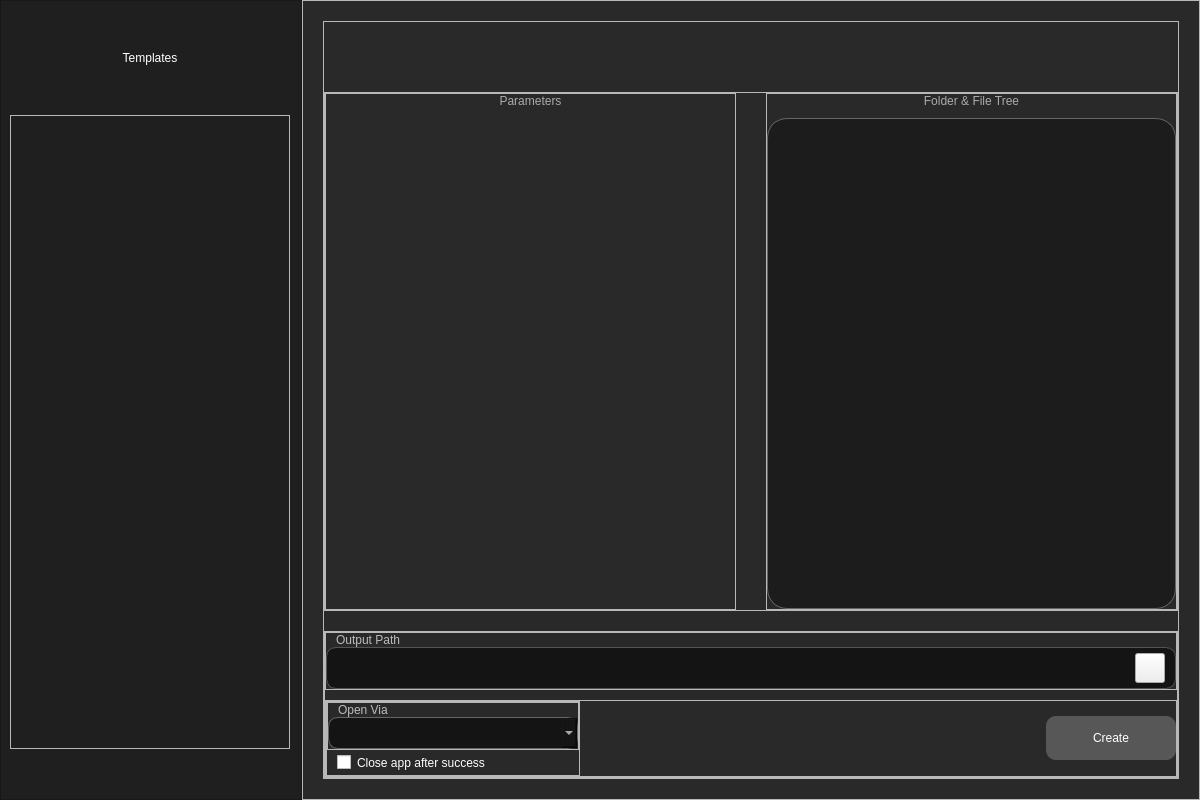
The window that app/design/main_window.ui (KrazyManJ/templatoron) describes before a commit, drawn with Qt 5.
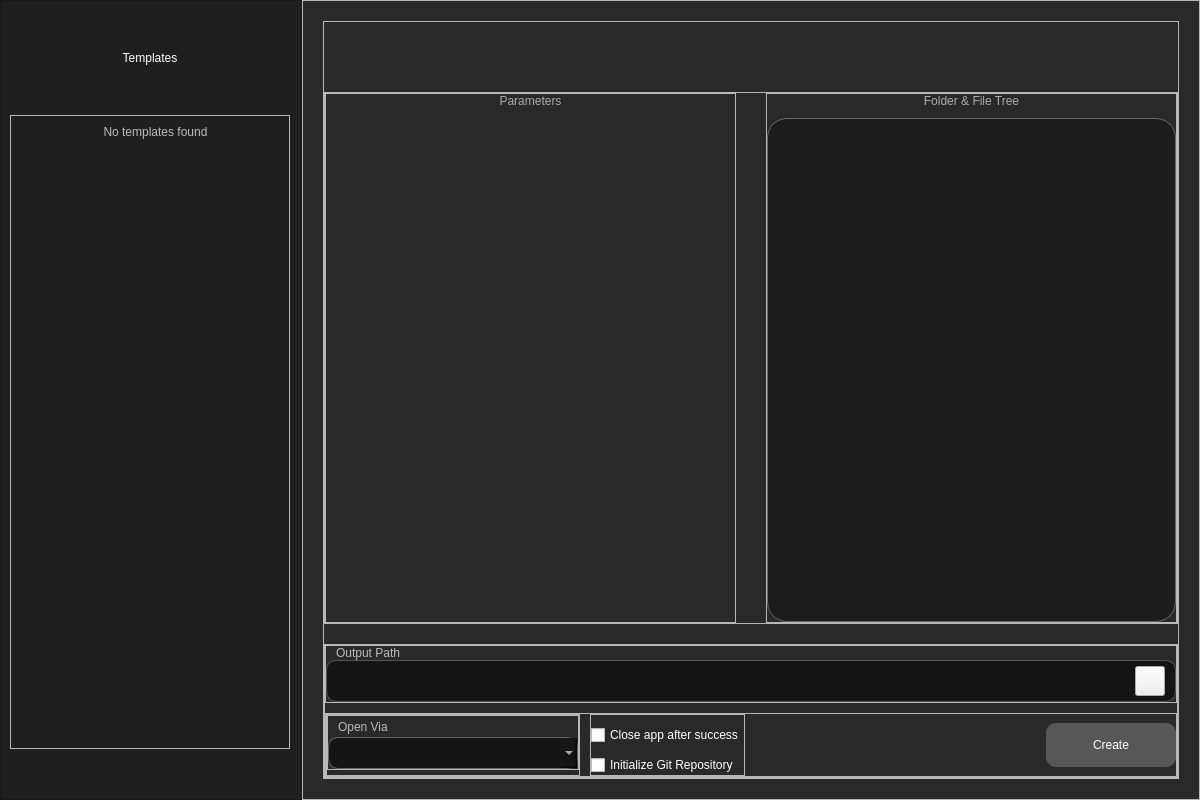
The same window after the commit. Icons and pictures are not drawn.

Commit message: Added Git init support via option checkbox, updated config saving, split git and jetbrains paths into separate files

Diff of the .ui file:
```diff
--- a/app/design/main_window.ui
+++ b/app/design/main_window.ui
@@ -32,6 +32,10 @@
 	color: white;
 	font: 25pt &quot;Inter&quot;;
 }
+#NoTemplatesFoundLabel {
+	font: 15pt &quot;Inter&quot;;
+	margin-bottom: 200px
+}
 #OutputPathFrame {
 	background: #141414;
 	max-height: 40px;
@@ -178,9 +182,6 @@
 }
 #ComboOpenVia::down-arrow:on {
 	image: url(:/content/chevron-down.svg);
-}
-#CheckCloseApp {
-	margin-left: 10px 5px;
 }</string>
   </property>
   <layout class="QHBoxLayout" name="horizontalLayout">
@@ -257,6 +258,16 @@
          <property name="rightMargin">
           <number>0</number>
          </property>
+         <item>
+          <widget class="QLabel" name="NoTemplatesFoundLabel">
+           <property name="text">
+            <string>No templates found</string>
+           </property>
+           <property name="alignment">
+            <set>Qt::AlignCenter</set>
+           </property>
+          </widget>
+         </item>
          <item>
           <widget class="QListWidget" name="TemplateListView">
            <property name="frameShadow">
@@ -271,6 +282,9 @@
            <property name="selectionBehavior">
             <enum>QAbstractItemView::SelectItems</enum>
            </property>
+           <property name="sortingEnabled">
+            <bool>true</bool>
+           </property>
           </widget>
          </item>
         </layout>
@@ -772,10 +786,53 @@
                     </layout>
                    </widget>
                   </item>
+                 </layout>
+                </widget>
+               </item>
+               <item>
+                <widget class="QFrame" name="CheckFrame">
+                 <property name="frameShape">
+                  <enum>QFrame::StyledPanel</enum>
+                 </property>
+                 <property name="frameShadow">
+                  <enum>QFrame::Raised</enum>
+                 </property>
+                 <layout class="QVBoxLayout" name="verticalLayout_12">
+                  <property name="spacing">
+                   <number>10</number>
+                  </property>
+                  <property name="leftMargin">
+                   <number>0</number>
+                  </property>
+                  <property name="topMargin">
+                   <number>10</number>
+                  </property>
+                  <property name="rightMargin">
+                   <number>0</number>
+                  </property>
+                  <property name="bottomMargin">
+                   <number>0</number>
+                  </property>
                   <item>
                    <widget class="QCheckBox" name="CheckCloseApp">
                     <property name="text">
                      <string>Close app after success</string>
+                    </property>
+                    <property name="iconSize">
+                     <size>
+                      <width>20</width>
+                      <height>20</height>
+                     </size>
+                    </property>
+                    <property name="tristate">
+                     <bool>false</bool>
+                    </property>
+                   </widget>
+                  </item>
+                  <item>
+                   <widget class="QCheckBox" name="CheckInitGit">
+                    <property name="text">
+                     <string>Initialize Git Repository</string>
                     </property>
                    </widget>
                   </item>
```
Left out of the diff: 2 changed lines with no effect on the pictures. The commit also changes 6 other files.
